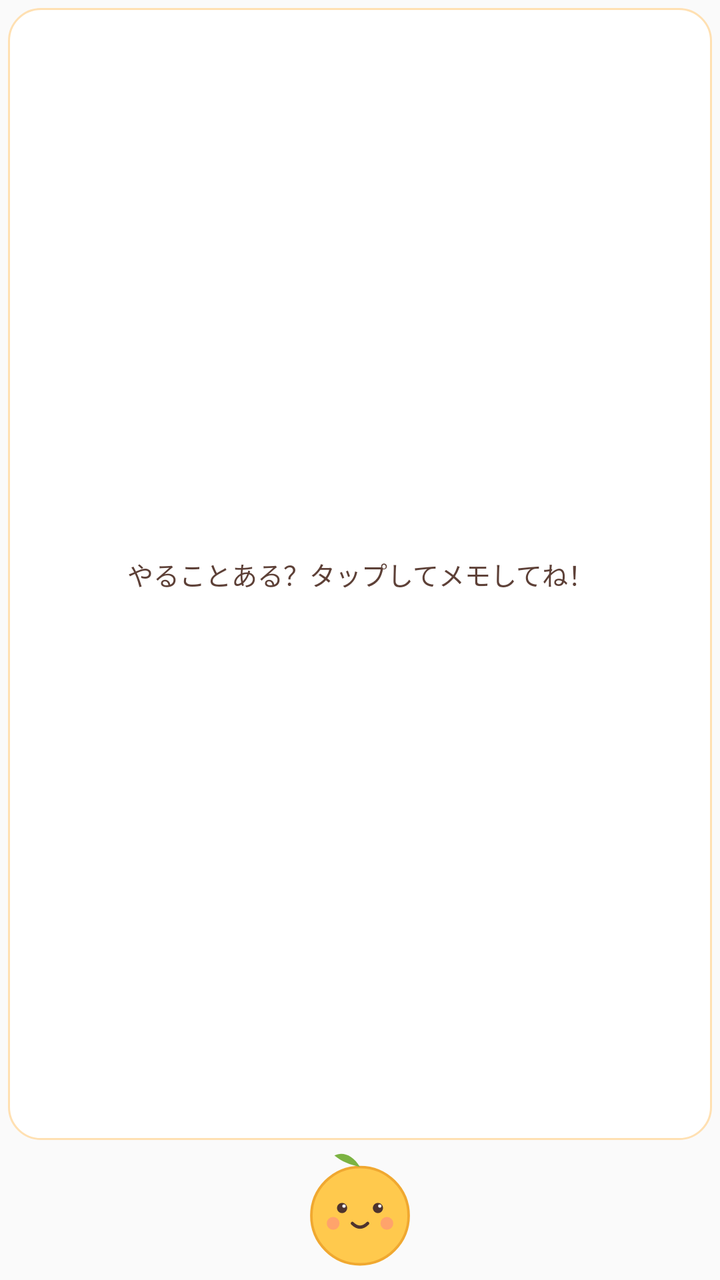
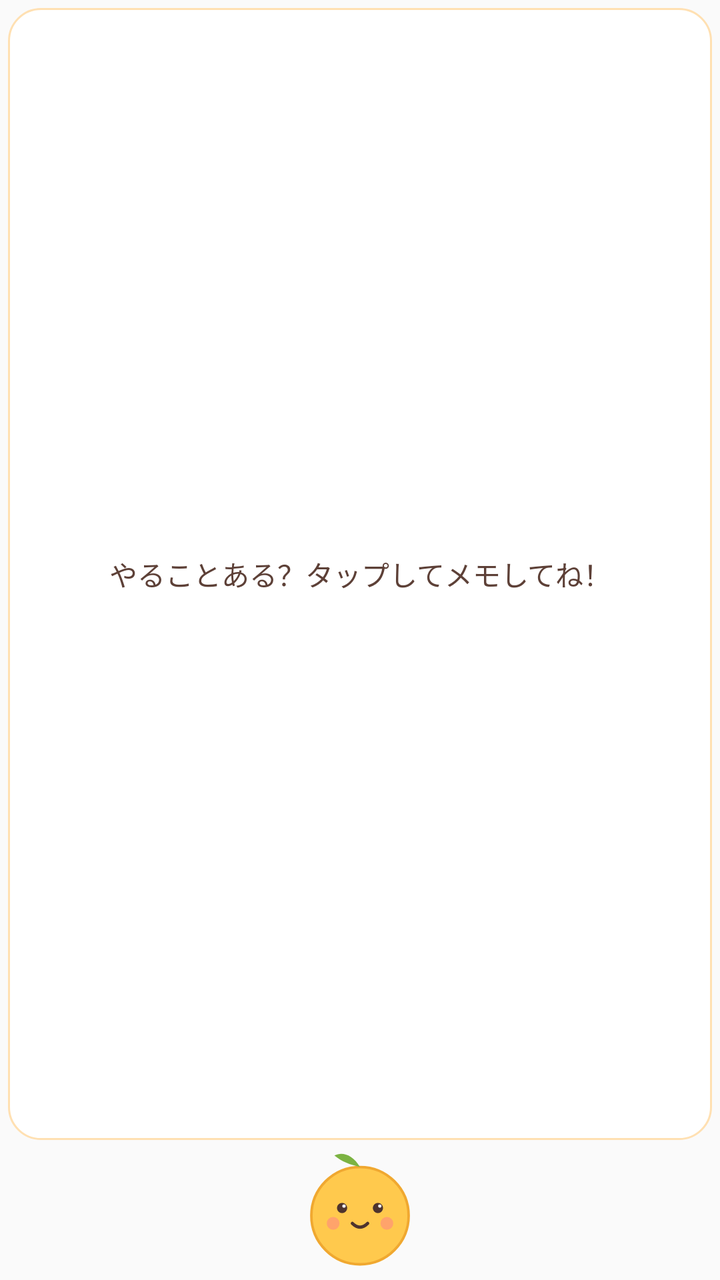

Two renders of the same Android screen: before a commit and after it. Below are the layout's source before the change and the commit's diff.
<!-- AndroidManifest.xml: application theme Theme.RemindsCharacters -->
<!-- res/layout/widget_character.xml -->
<?xml version="1.0" encoding="utf-8"?>
<LinearLayout xmlns:android="http://schemas.android.com/apk/res/android"
    android:id="@+id/widget_root"
    android:layout_width="match_parent"
    android:layout_height="match_parent"
    android:orientation="vertical"
    android:gravity="center_horizontal"
    android:padding="4dp">

    <TextView
        android:id="@+id/widget_bubble"
        android:layout_width="match_parent"
        android:layout_height="0dp"
        android:layout_weight="1"
        android:background="@drawable/bg_bubble"
        android:paddingHorizontal="12dp"
        android:paddingVertical="8dp"
        android:gravity="center"
        android:ellipsize="end"
        android:textSize="13sp"
        android:textColor="#5D4037"
        android:text="@string/widget_empty" />

    <ImageView
        android:id="@+id/widget_mascot"
        android:layout_width="64dp"
        android:layout_height="64dp"
        android:layout_marginTop="2dp"
        android:src="@drawable/mascot"
        android:contentDescription="@string/character_name" />

</LinearLayout>
<!-- resources referenced by this layout -->
<resources>
  <!-- drawable bg_bubble (drawable) -->
  <?xml version="1.0" encoding="utf-8"?>
  <shape xmlns:android="http://schemas.android.com/apk/res/android" android:shape="rectangle">
      <solid android:color="#F2FFFFFF" />
      <corners android:radius="16dp" />
      <stroke android:width="1dp" android:color="#FFE0B2" />
  </shape>
  <!-- drawable mascot (drawable) -->
  <?xml version="1.0" encoding="utf-8"?>
  <vector xmlns:android="http://schemas.android.com/apk/res/android"
      android:width="100dp"
      android:height="100dp"
      android:viewportWidth="100"
      android:viewportHeight="100">
      
      <path
          android:fillColor="#FFC94D"
          android:pathData="M50,56m-38,0a38,38 0,1 1,76 0a38,38 0,1 1,-76 0"/>
      <path
          android:fillColor="#00000000"
          android:strokeColor="#F0A830"
          android:strokeWidth="2"
          android:pathData="M50,56m-38,0a38,38 0,1 1,76 0a38,38 0,1 1,-76 0"/>
      
      <path
          android:fillColor="#7CB342"
          android:pathData="M50,18 C44,8 36,6 30,9 C36,14 42,16 50,18 Z"/>
      
      <path
          android:fillColor="#4E342E"
          android:pathData="M36,50m-4,0a4,4 0,1 1,8 0a4,4 0,1 1,-8 0"/>
      <path
          android:fillColor="#4E342E"
          android:pathData="M64,50m-4,0a4,4 0,1 1,8 0a4,4 0,1 1,-8 0"/>
      
      <path
          android:fillColor="#FFFFFF"
          android:pathData="M37.5,48.5m-1.3,0a1.3,1.3 0,1 1,2.6 0a1.3,1.3 0,1 1,-2.6 0"/>
      <path
          android:fillColor="#FFFFFF"
          android:pathData="M65.5,48.5m-1.3,0a1.3,1.3 0,1 1,2.6 0a1.3,1.3 0,1 1,-2.6 0"/>
      
      <path
          android:fillColor="#99FF8A80"
          android:pathData="M29,62m-5,0a5,5 0,1 1,10 0a5,5 0,1 1,-10 0"/>
      <path
          android:fillColor="#99FF8A80"
          android:pathData="M71,62m-5,0a5,5 0,1 1,10 0a5,5 0,1 1,-10 0"/>
      
      <path
          android:fillColor="#00000000"
          android:strokeColor="#4E342E"
          android:strokeWidth="2.5"
          android:strokeLineCap="round"
          android:pathData="M44,62 Q50,68 56,62"/>
  </vector>
  <string name="character_name">リマ</string>
  <string name="widget_empty">やることある？タップしてメモしてね！</string>
  <style name="Theme.RemindsCharacters" parent="android:Theme.Material.Light.NoActionBar">
          <item name="android:statusBarColor">@android:color/transparent</item>
          <item name="android:windowLightStatusBar">true</item>
      </style>
</resources>

<!-- the commit's change to res/layout/widget_character.xml (unified diff, before → after) -->
@@ -16,8 +16,7 @@
         android:paddingHorizontal="12dp"
         android:paddingVertical="8dp"
         android:gravity="center"
-        android:ellipsize="end"
-        android:textSize="13sp"
+        android:textSize="14sp"
         android:textColor="#5D4037"
         android:text="@string/widget_empty" />
 
